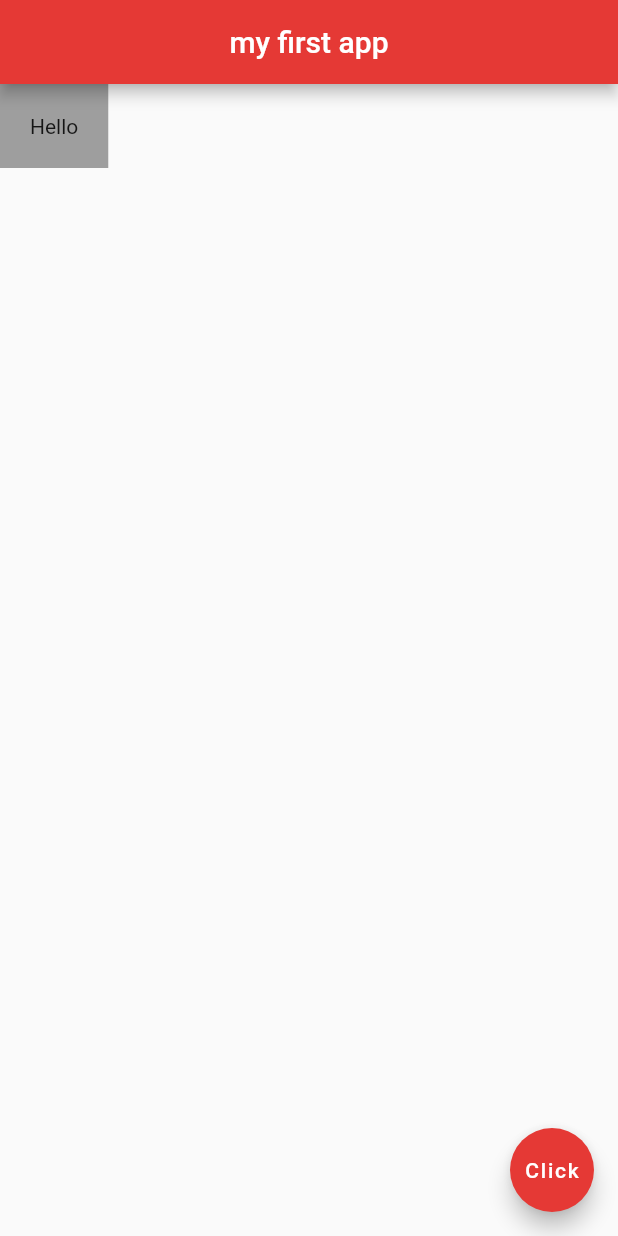
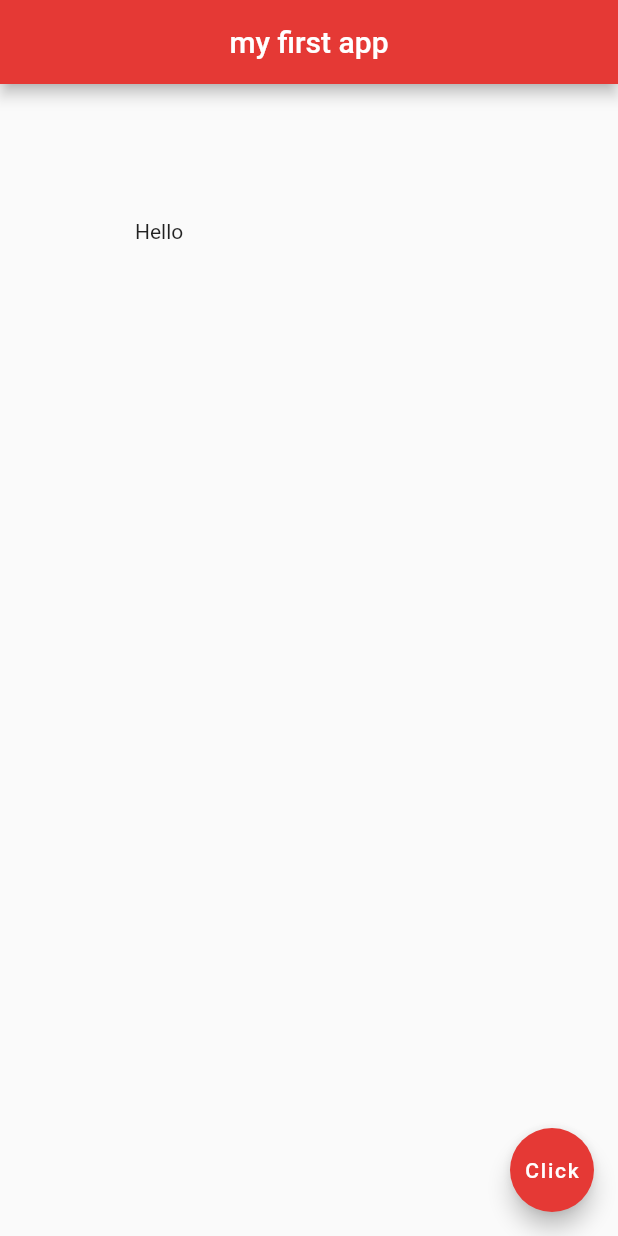
Before and after one commit to ahmedkmadani/First-Flutter-App, a Flutter app: the screen it shows after launch, on a phone screen of 412 x 824 dp. Run offline on Flutter 3.47's test engine with Material 2 defaults, Android fonts, the phone set to English and light mode, and no system bars.

Commit message:
work with padding

```diff
--- a/lib/main.dart
+++ b/lib/main.dart
@@ -14,11 +14,10 @@ class Home extends StatelessWidget {
       centerTitle: true,
       backgroundColor: Colors.red[600],
     ),
-    body: Container(
-      padding: EdgeInsets.all(20.0),
-      color: Colors.grey,
-      child: Text('Hello'),
-    ),
+    body: Padding(
+      child: Text("Hello"),
+      padding: EdgeInsets.all(90.0),
+      ),
       floatingActionButton: FloatingActionButton(
         onPressed: () {},
         child: Text("Click"),
```
